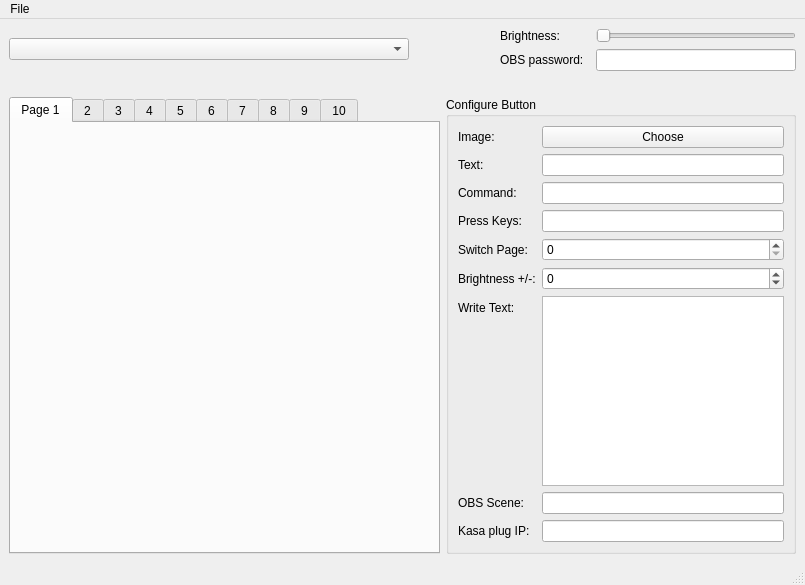
First picture: the form in streamdeck_ui/main.ui, repository dodgyrabbit/streamdeck-ui, before the edit.
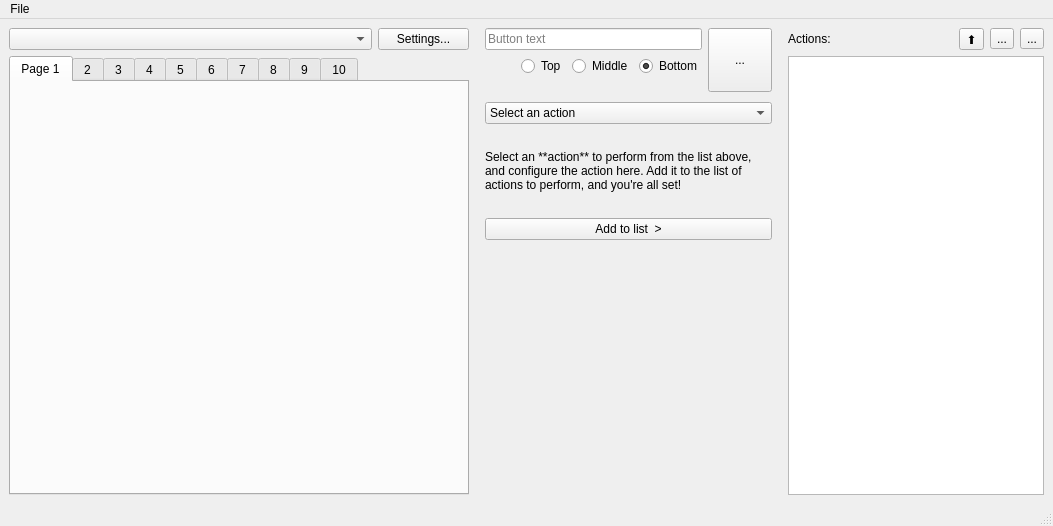
Second picture: the form after the edit. Icons and pictures are not drawn.

Commit message: WIP UI with modulular actions

Diff of the .ui file:
```diff
--- a/streamdeck_ui/main.ui
+++ b/streamdeck_ui/main.ui
@@ -6,8 +6,8 @@
    <rect>
     <x>0</x>
     <y>0</y>
-    <width>805</width>
-    <height>585</height>
+    <width>1053</width>
+    <height>526</height>
    </rect>
   </property>
   <property name="windowTitle">
@@ -18,90 +18,48 @@
     <item>
      <layout class="QVBoxLayout" name="verticalLayout">
       <item>
-       <layout class="QHBoxLayout" name="horizontalLayout_3">
+       <layout class="QHBoxLayout" name="horizontalLayout" stretch="3,2,0">
+        <property name="spacing">
+         <number>6</number>
+        </property>
+        <property name="topMargin">
+         <number>0</number>
+        </property>
+        <item>
+         <layout class="QVBoxLayout" name="verticalLayout_6">
+          <item>
+           <layout class="QHBoxLayout" name="horizontalLayout_4" stretch="4,1">
         <item>
          <widget class="QComboBox" name="device_list">
           <property name="minimumSize">
            <size>
-            <width>400</width>
+                <width>350</width>
             <height>0</height>
            </size>
           </property>
          </widget>
         </item>
         <item>
-         <spacer name="horizontalSpacer">
-          <property name="orientation">
-           <enum>Qt::Horizontal</enum>
-          </property>
-          <property name="sizeHint" stdset="0">
-           <size>
-            <width>40</width>
-            <height>20</height>
-           </size>
-          </property>
-         </spacer>
-        </item>
-        <item>
-         <layout class="QFormLayout" name="formLayout_2">
-          <item row="1" column="0">
-           <widget class="QLabel" name="label_10">
-            <property name="text">
-             <string>OBS password:  </string>
-            </property>
-           </widget>
-          </item>
-          <item row="1" column="1">
-           <widget class="QLineEdit" name="obs_password">
-            <property name="echoMode">
-             <enum>QLineEdit::Password</enum>
-            </property>
-           </widget>
-          </item>
-          <item row="0" column="0">
-           <widget class="QLabel" name="label_4">
-            <property name="sizePolicy">
-             <sizepolicy hsizetype="Fixed" vsizetype="Preferred">
-              <horstretch>0</horstretch>
-              <verstretch>0</verstretch>
-             </sizepolicy>
-            </property>
-            <property name="text">
-             <string>Brightness:</string>
-            </property>
-           </widget>
-          </item>
-          <item row="0" column="1">
-           <widget class="QSlider" name="brightness">
-            <property name="sizePolicy">
-             <sizepolicy hsizetype="Minimum" vsizetype="Fixed">
-              <horstretch>0</horstretch>
-              <verstretch>0</verstretch>
-             </sizepolicy>
-            </property>
+             <widget class="QPushButton" name="pushButton">
             <property name="minimumSize">
              <size>
-              <width>200</width>
-              <height>0</height>
-             </size>
-            </property>
-            <property name="orientation">
-             <enum>Qt::Horizontal</enum>
+                <width>0</width>
+                <height>1</height>
+               </size>
+              </property>
+              <property name="maximumSize">
+               <size>
+                <width>120</width>
+                <height>16777215</height>
+               </size>
+              </property>
+              <property name="text">
+               <string>Settings...</string>
             </property>
            </widget>
           </item>
          </layout>
         </item>
-       </layout>
-      </item>
-      <item>
-       <layout class="QHBoxLayout" name="horizontalLayout">
-        <property name="spacing">
-         <number>6</number>
-        </property>
-        <property name="topMargin">
-         <number>20</number>
-        </property>
         <item>
          <widget class="QTabWidget" name="pages">
           <property name="autoFillBackground">
@@ -175,148 +133,295 @@
           </widget>
          </widget>
         </item>
+         </layout>
+        </item>
         <item>
-         <widget class="QGroupBox" name="groupBox">
+         <layout class="QVBoxLayout" name="verticalLayout_4" stretch="0,0,0,0,0,1">
+          <property name="spacing">
+           <number>6</number>
+          </property>
+          <property name="leftMargin">
+           <number>10</number>
+          </property>
+          <property name="rightMargin">
+           <number>10</number>
+          </property>
+          <item>
+           <layout class="QGridLayout" name="gridLayout">
+            <property name="leftMargin">
+             <number>40</number>
+            </property>
+           </layout>
+          </item>
+          <item>
+           <layout class="QHBoxLayout" name="horizontalLayout_2" stretch="1,0">
+            <property name="spacing">
+             <number>6</number>
+            </property>
+            <property name="rightMargin">
+             <number>0</number>
+            </property>
+            <property name="bottomMargin">
+             <number>0</number>
+            </property>
+            <item>
+             <layout class="QGridLayout" name="gridLayout_12">
+              <property name="bottomMargin">
+               <number>20</number>
+              </property>
+              <property name="horizontalSpacing">
+               <number>0</number>
+              </property>
+              <item row="0" column="1">
+               <widget class="QLineEdit" name="text">
+                <property name="sizePolicy">
+                 <sizepolicy hsizetype="MinimumExpanding" vsizetype="Fixed">
+                  <horstretch>0</horstretch>
+                  <verstretch>0</verstretch>
+                 </sizepolicy>
+                </property>
+                <property name="inputMask">
+                 <string/>
+                </property>
+                <property name="placeholderText">
+                 <string>Button text</string>
+                </property>
+                <property name="clearButtonEnabled">
+                 <bool>false</bool>
+                </property>
+               </widget>
+              </item>
+              <item row="1" column="0" colspan="2">
+               <layout class="QHBoxLayout" name="horizontalLayout_3">
+                <property name="spacing">
+                 <number>6</number>
+                </property>
+                <item>
+                 <spacer name="horizontalSpacer">
+                  <property name="orientation">
+                   <enum>Qt::Horizontal</enum>
+                  </property>
+                  <property name="sizeHint" stdset="0">
+                   <size>
+                    <width>40</width>
+                    <height>20</height>
+                   </size>
+                  </property>
+                 </spacer>
+                </item>
+                <item>
+                 <widget class="QRadioButton" name="top">
+                  <property name="sizePolicy">
+                   <sizepolicy hsizetype="Maximum" vsizetype="Fixed">
+                    <horstretch>0</horstretch>
+                    <verstretch>0</verstretch>
+                   </sizepolicy>
+                  </property>
+                  <property name="text">
+                   <string>Top</string>
+                  </property>
+                 </widget>
+                </item>
+                <item>
+                 <widget class="QRadioButton" name="middle">
+                  <property name="text">
+                   <string>Middle</string>
+                  </property>
+                 </widget>
+                </item>
+                <item>
+                 <widget class="QRadioButton" name="bottom">
+                  <property name="sizePolicy">
+                   <sizepolicy hsizetype="Maximum" vsizetype="Fixed">
+                    <horstretch>0</horstretch>
+                    <verstretch>0</verstretch>
+                   </sizepolicy>
+                  </property>
+                  <property name="text">
+                   <string>Bottom</string>
+                  </property>
+                  <property name="checked">
+                   <bool>true</bool>
+                  </property>
+                 </widget>
+                </item>
+               </layout>
+              </item>
+             </layout>
+            </item>
+            <item>
+             <layout class="QVBoxLayout" name="verticalLayout_7">
+              <property name="bottomMargin">
+               <number>0</number>
+              </property>
+              <item>
+               <widget class="QToolButton" name="image">
           <property name="minimumSize">
            <size>
-            <width>350</width>
+                  <width>64</width>
+                  <height>64</height>
+                 </size>
+                </property>
+                <property name="text">
+                 <string>...</string>
+                </property>
+                <property name="iconSize">
+                 <size>
+                  <width>64</width>
+                  <height>64</height>
+                 </size>
+                </property>
+               </widget>
+              </item>
+              <item>
+               <spacer name="verticalSpacer_2">
+                <property name="orientation">
+                 <enum>Qt::Vertical</enum>
+                </property>
+                <property name="sizeHint" stdset="0">
+                 <size>
+                  <width>20</width>
             <height>0</height>
            </size>
           </property>
-          <property name="maximumSize">
-           <size>
-            <width>250</width>
-            <height>16777215</height>
-           </size>
-          </property>
-          <property name="title">
-           <string>Configure Button</string>
-          </property>
-          <layout class="QVBoxLayout" name="verticalLayout_3">
+               </spacer>
+              </item>
+             </layout>
+            </item>
+           </layout>
+          </item>
+          <item>
+           <widget class="QComboBox" name="select_action">
+            <item>
+             <property name="text">
+              <string>Select an action</string>
+             </property>
+            </item>
+           </widget>
+          </item>
            <item>
-            <layout class="QFormLayout" name="formLayout">
-             <item row="0" column="0">
+           <layout class="QVBoxLayout" name="plugin">
+            <property name="spacing">
+             <number>0</number>
+            </property>
+            <property name="topMargin">
+             <number>20</number>
+            </property>
+            <property name="bottomMargin">
+             <number>20</number>
+            </property>
+            <item alignment="Qt::AlignTop">
               <widget class="QLabel" name="label">
-               <property name="text">
-                <string>Image:</string>
-               </property>
-              </widget>
-             </item>
-             <item row="0" column="1">
-              <widget class="QPushButton" name="imageButton">
-               <property name="text">
-                <string>Choose</string>
-               </property>
-              </widget>
-             </item>
-             <item row="1" column="0">
-              <widget class="QLabel" name="label_2">
-               <property name="text">
-                <string>Text:</string>
-               </property>
-              </widget>
-             </item>
-             <item row="1" column="1">
-              <widget class="QLineEdit" name="text"/>
-             </item>
-             <item row="2" column="0">
-              <widget class="QLabel" name="label_3">
-               <property name="text">
-                <string>Command:</string>
-               </property>
-              </widget>
-             </item>
-             <item row="2" column="1">
-              <widget class="QLineEdit" name="command"/>
-             </item>
-             <item row="3" column="0">
-              <widget class="QLabel" name="label_5">
-               <property name="text">
-                <string>Press Keys:</string>
-               </property>
-              </widget>
-             </item>
-             <item row="3" column="1">
-              <widget class="QLineEdit" name="keys"/>
-             </item>
-             <item row="6" column="0">
-              <widget class="QLabel" name="label_6">
-               <property name="text">
-                <string>Write Text:</string>
-               </property>
-              </widget>
-             </item>
-             <item row="6" column="1">
-              <widget class="QPlainTextEdit" name="write">
                <property name="sizePolicy">
-                <sizepolicy hsizetype="Expanding" vsizetype="Expanding">
+               <sizepolicy hsizetype="Preferred" vsizetype="Preferred">
                  <horstretch>0</horstretch>
                  <verstretch>0</verstretch>
                 </sizepolicy>
                </property>
-              </widget>
-             </item>
-             <item row="4" column="0">
-              <widget class="QLabel" name="label_8">
+              <property name="text">
+               <string>Select an **action** to perform from the list above, and configure the action here. Add it to the list of actions to perform, and you're all set!</string>
+              </property>
+              <property name="textFormat">
+               <enum>Qt::MarkdownText</enum>
+              </property>
+              <property name="alignment">
+               <set>Qt::AlignLeading|Qt::AlignLeft|Qt::AlignTop</set>
+              </property>
+              <property name="wordWrap">
+               <bool>true</bool>
+              </property>
+             </widget>
+            </item>
+           </layout>
+          </item>
+          <item>
+           <widget class="QPushButton" name="add">
                <property name="text">
-                <string>Switch Page:</string>
+             <string>Add to list  &gt;</string>
                </property>
               </widget>
              </item>
-             <item row="4" column="1">
-              <widget class="QSpinBox" name="switch_page">
-               <property name="minimum">
-                <number>0</number>
-               </property>
-               <property name="maximum">
-                <number>10</number>
-               </property>
-               <property name="value">
+          <item>
+           <spacer name="verticalSpacer">
+            <property name="orientation">
+             <enum>Qt::Vertical</enum>
+            </property>
+            <property name="sizeHint" stdset="0">
+             <size>
+              <width>20</width>
+              <height>40</height>
+             </size>
+            </property>
+           </spacer>
+          </item>
+         </layout>
+        </item>
+        <item>
+         <layout class="QVBoxLayout" name="verticalLayout_3">
+          <property name="rightMargin">
                 <number>0</number>
                </property>
-              </widget>
-             </item>
-             <item row="5" column="0">
-              <widget class="QLabel" name="label_7">
+          <item>
+           <layout class="QHBoxLayout" name="horizontalLayout_5">
+            <item>
+             <widget class="QLabel" name="label_actions">
                <property name="text">
-                <string>Brightness +/-:</string>
+               <string>Actions:</string>
                </property>
               </widget>
              </item>
-             <item row="5" column="1">
-              <widget class="QSpinBox" name="change_brightness">
-               <property name="minimum">
-                <number>-99</number>
-               </property>
-              </widget>
-             </item>
-             <item row="7" column="1">
-              <widget class="QLineEdit" name="obs_scene"/>
-             </item>
-             <item row="7" column="0">
-              <widget class="QLabel" name="label_9">
+            <item>
+             <spacer name="horizontalSpacer_actions">
+              <property name="orientation">
+               <enum>Qt::Horizontal</enum>
+              </property>
+              <property name="sizeHint" stdset="0">
+               <size>
+                <width>40</width>
+                <height>20</height>
+               </size>
+              </property>
+             </spacer>
+            </item>
+            <item>
+             <widget class="QToolButton" name="down">
                <property name="text">
-                <string>OBS Scene:</string>
-               </property>
-              </widget>
-             </item>
-             <item row="8" column="0">
-              <widget class="QLabel" name="label_11">
-               <property name="toolTip">
-                <string>&lt;html&gt;&lt;head/&gt;&lt;body&gt;&lt;p&gt;Enter the IP address for the Kasa smartplug. A toggle command will be sent, allowing you to turn a light or device plugged in on or off.&lt;/p&gt;&lt;/body&gt;&lt;/html&gt;</string>
-               </property>
+               <string>⬆️</string>
+              </property>
+              <property name="icon">
+               <iconset>
+                <normaloff>../art/down_arrow.png</normaloff>../art/down_arrow.png</iconset>
+              </property>
+             </widget>
+            </item>
+            <item>
+             <widget class="QToolButton" name="up">
+              <property name="text">
+               <string>...</string>
+              </property>
+              <property name="icon">
+               <iconset>
+                <normaloff>../art/up_arrow.png</normaloff>../art/up_arrow.png</iconset>
+              </property>
+             </widget>
+            </item>
+            <item>
+             <widget class="QToolButton" name="remove">
                <property name="text">
-                <string>Kasa plug IP:</string>
-               </property>
-              </widget>
-             </item>
-             <item row="8" column="1">
-              <widget class="QLineEdit" name="kasa_plug_ip"/>
-             </item>
-            </layout>
-           </item>
-          </layout>
-         </widget>
+               <string>...</string>
+              </property>
+              <property name="icon">
+               <iconset>
+                <normaloff>../art/trash.png</normaloff>../art/trash.png</iconset>
+              </property>
+             </widget>
+            </item>
+           </layout>
+          </item>
+          <item>
+           <widget class="QListWidget" name="listWidget"/>
+          </item>
+         </layout>
         </item>
        </layout>
       </item>
@@ -329,7 +434,7 @@
     <rect>
      <x>0</x>
      <y>0</y>
-     <width>805</width>
+     <width>1053</width>
      <height>22</height>
     </rect>
    </property>
```
Left out of the diff: 7 changed lines with no effect on the pictures. Lines whose indentation alone changed are shown as unchanged. The commit also changes 11 other files.
